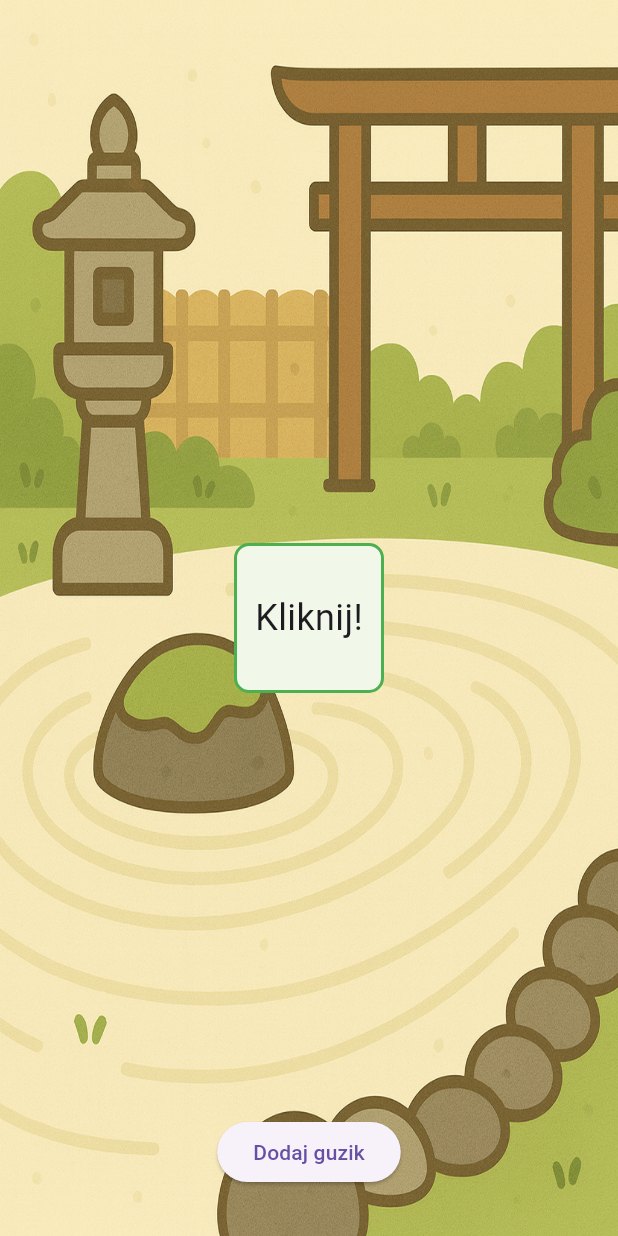
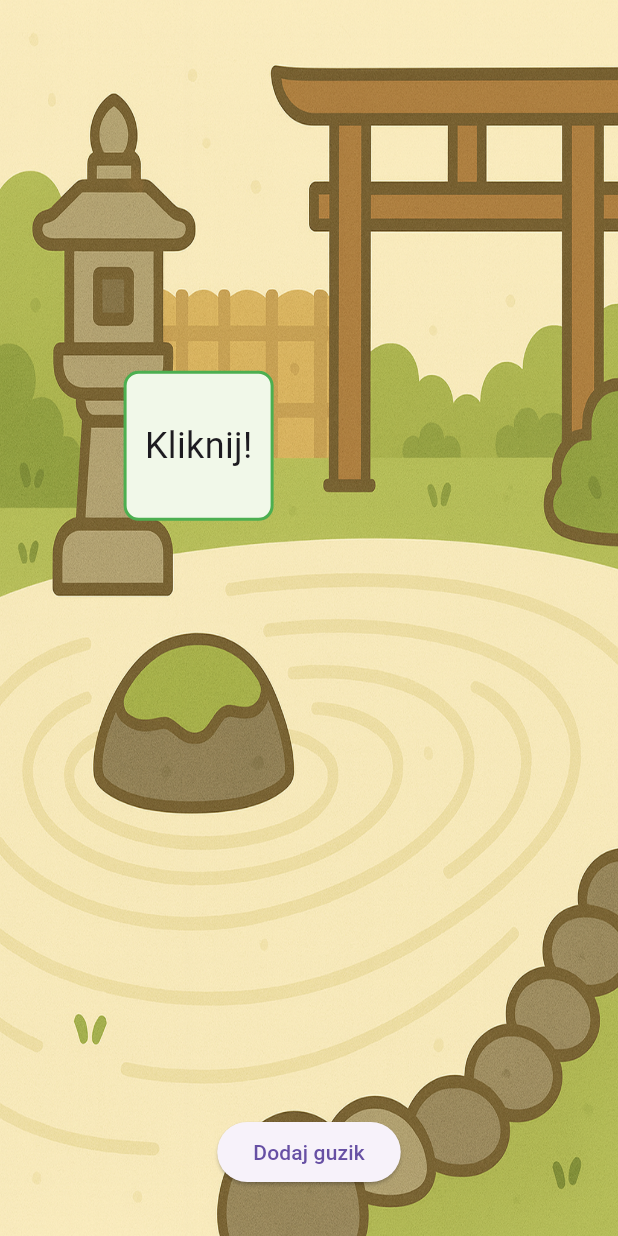
Before and after one commit to FrankiPLCZ/MindGargenApp, a Flutter app: the screen it shows after launch, after a tap on "Dodaj guzik", on a phone screen of 412 x 824 dp. Run offline on Flutter 3.47's test engine with Material 3 defaults, Android fonts, the phone set to English and light mode, and no system bars; our stand-ins replace audioplayers.

Commit message:
Modified spawning of buttons

```diff
--- a/mind_garden/lib/main.dart
+++ b/mind_garden/lib/main.dart
@@ -35,16 +35,17 @@ class RippleSpawner extends StatefulWidget {
 }
 
 class _RippleSpawnerState extends State<RippleSpawner> {
-  final List<Widget> _ripples = [];
-  static const int maxRipples = 10;
+  final List<RippleButton> _ripples = []; // <-- Popraw z List<Widget> na List<RippleButton>
+  static const int maxRipples = 5;
+  final List<Offset> _occupiedPositions = [];
 
   void _spawnRipple() {
-    if (_ripples.length >= maxRipples) {
+    if (_ripples.length >= 5) {
       showDialog(
         context: context,
         builder: (context) => AlertDialog(
           title: const Text('Limit osiągnięty'),
-          content: const Text('Zespawnowałeś już 10 złych myśli. Skup się na nich najpierw zanim ruszysz dalej.'),
+          content: const Text('Możesz mieć tylko 5 aktywnych guzików naraz.'),
           actions: [
             TextButton(
               onPressed: () => Navigator.of(context).pop(),
@@ -55,24 +56,42 @@ class _RippleSpawnerState extends State<RippleSpawner> {
       );
       return;
     }
+
+    // Filtruj wolne pozycje
+    final freePositions = buttonPositions.where((pos) => !_occupiedPositions.contains(pos)).toList();
+    if (freePositions.isEmpty) return; // nie ma wolnych miejsc
+
+    final random = Random();
+    final pos = freePositions[random.nextInt(freePositions.length)];
+
     setState(() {
+      _occupiedPositions.add(pos);
+      final rippleKey = UniqueKey();
       _ripples.add(RippleButton(
-        key: UniqueKey(),
+        key: rippleKey,
+        xProportion: pos.dx,
+        yProportion: pos.dy,
+        onRemove: () {
+          setState(() {
+            _ripples.removeWhere((r) => r.key == rippleKey);
+            _occupiedPositions.remove(pos);
+          });
+        },
       ));
     });
   }
 
   @override
   Widget build(BuildContext context) {
+    final screenWidth = MediaQuery.of(context).size.width;
+    final screenHeight = MediaQuery.of(context).size.height;
     return Stack(
       children: [
-        // Wyśrodkowane ripple'y
-        Center(
-          child: Column(
-            mainAxisAlignment: MainAxisAlignment.center,
-            children: _ripples,
-          ),
-        ),
+        ..._ripples.map((ripple) => Positioned(
+          left: screenWidth * ripple.xProportion,
+          top: screenHeight * ripple.yProportion,
+          child: ripple,
+        )),
         // Przycisk na dole ekranu
         Positioned(
           left: 0,
@@ -91,7 +110,15 @@ class _RippleSpawnerState extends State<RippleSpawner> {
 }
 
 class RippleButton extends StatefulWidget {
-  const RippleButton({super.key});
+  final double xProportion;
+  final double yProportion;
+  final VoidCallback onRemove;
+  const RippleButton({
+    super.key,
+    required this.xProportion,
+    required this.yProportion,
+    required this.onRemove,
+  });
 
   @override
   State<RippleButton> createState() => _RippleButtonState();
@@ -133,9 +160,7 @@ class _RippleButtonState extends State<RippleButton> with TickerProviderStateMix
 
     Future.delayed(const Duration(milliseconds: 1500), () {
       if (mounted) {
-        setState(() {
-          _removed = true;
-        });
+        widget.onRemove();
       }
     });
   }
@@ -216,3 +241,11 @@ class RipplePainter extends CustomPainter {
   bool shouldRepaint(RipplePainter oldDelegate) =>
       oldDelegate.animation != animation || oldDelegate.tapPosition != tapPosition;
 }
+
+final List<Offset> buttonPositions = [
+  Offset(0.2, 0.3),
+  Offset(0.5, 0.5),
+  Offset(0.8, 0.2),
+  Offset(0.3, 0.7),
+  Offset(0.7, 0.8),
+];
```
